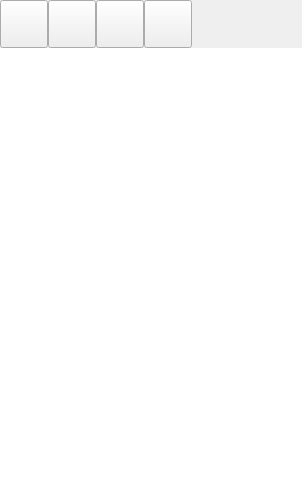
This is bulmages/bulmatpv/plugins/pluginbt_ticketivaincluido/mticketivaincbase.ui in eboladev/Bulmages-1 as Qt 5 draws it before an edit. The edited form follows.
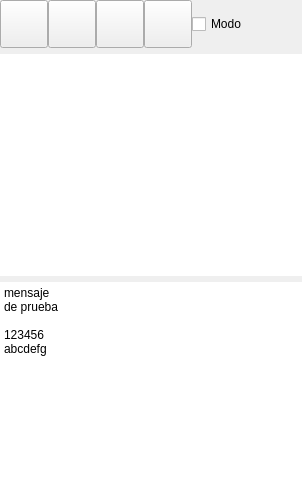
This is the edited form. Icons and pictures are not drawn.

Diff of the .ui file:
```diff
--- a/bulmages/bulmatpv/plugins/pluginbt_ticketivaincluido/mticketivaincbase.ui
+++ b/bulmages/bulmatpv/plugins/pluginbt_ticketivaincluido/mticketivaincbase.ui
@@ -19,10 +19,7 @@
   <property name="windowTitle">
    <string>Form</string>
   </property>
-  <layout class="QVBoxLayout">
-   <property name="spacing">
-    <number>0</number>
-   </property>
+  <layout class="QVBoxLayout" name="verticalLayout">
    <property name="margin">
     <number>0</number>
    </property>
@@ -215,6 +212,13 @@
         </property>
        </widget>
       </item>
+      <item>
+       <widget class="QCheckBox" name="checkBox">
+        <property name="text">
+         <string>Modo</string>
+        </property>
+       </widget>
+      </item>
       <item>
        <spacer>
         <property name="orientation">
@@ -247,6 +251,23 @@
      </property>
     </widget>
    </item>
+   <item>
+    <widget class="QPlainTextEdit" name="mui_plainText">
+     <property name="frameShape">
+      <enum>QFrame::NoFrame</enum>
+     </property>
+     <property name="frameShadow">
+      <enum>QFrame::Plain</enum>
+     </property>
+     <property name="plainText">
+      <string>mensaje
+de prueba
+
+123456
+abcdefg</string>
+     </property>
+    </widget>
+   </item>
   </layout>
  </widget>
  <resources>
```
Left out of the diff: 35 changed lines with no effect on the pictures.
